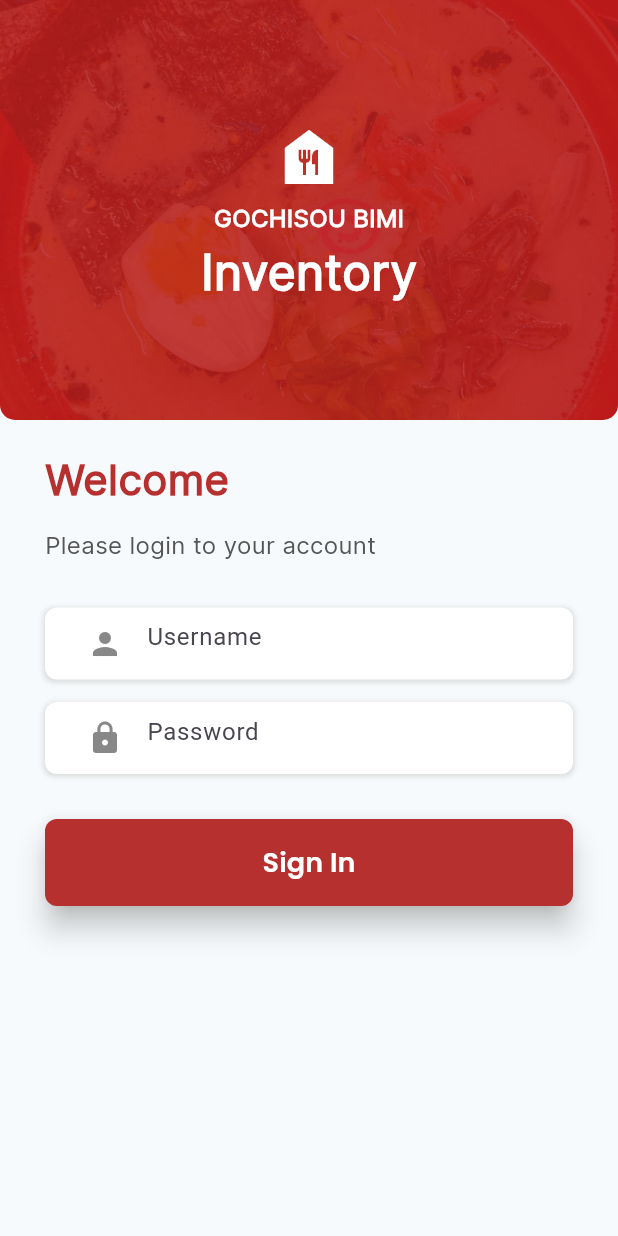
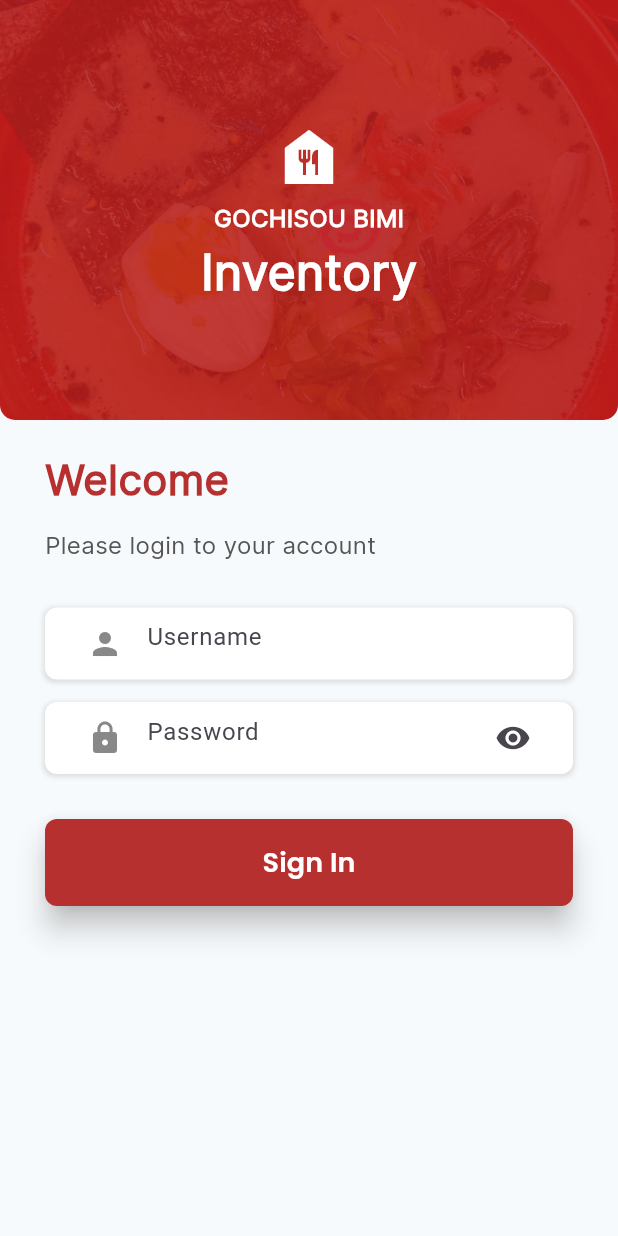
Before and after one commit to RON2814/inventory_project, a Flutter app: the screen it shows after launch, after a tap on "Sign In", on a phone screen of 412 x 824 dp. Run offline on Flutter 3.47's test engine with Material 3 defaults, Android fonts, the phone set to English and light mode, and no system bars; network calls fail.

Commit message:
login connected to database and some changes
-- please read the changes

```diff
--- /dev/null
+++ b/lib/database/account.dart
@@ -0,0 +1,27 @@
+import 'dart:convert';
+import 'package:http/http.dart' as http;
+
+class Account {
+  static const baseUri = "https://ims-nodejs-ron2814.onrender.com";
+  // static const localIpAdd = "192.168.1.10";
+  // static const baseUri = "http://$localIpAdd:3000";
+
+  Future<Map<String, dynamic>> login(String username, String password) async {
+    try {
+      final response = await http.post(
+        Uri.parse("$baseUri/login"),
+        headers: <String, String>{
+          'Content-Type': 'application/json; charset=UTF-8'
+        },
+        body: json.encode({'username': username, 'password': password}),
+      );
+      if (response.statusCode == 200) {
+        return json.decode(response.body);
+      } else {
+        return json.decode(response.body);
+      }
+    } catch (e) {
+      return {"error": e.toString()};
+    }
+  }
+}
--- a/lib/main.dart
+++ b/lib/main.dart
@@ -1,5 +1,4 @@
 import 'package:again_inventory_project/page/home.dart';
-import 'package:again_inventory_project/page/get_started.dart';
 import 'package:again_inventory_project/page/login.dart';
 import 'package:flutter/material.dart';
 
@@ -7,8 +6,24 @@ void main() {
   runApp(const MainApp());
 }
 
-class MainApp extends StatelessWidget {
+class MainApp extends StatefulWidget {
   const MainApp({super.key});
+
+  @override
+  State<MainApp> createState() => _MainAppState();
+}
+
+class _MainAppState extends State<MainApp> {
+  bool access = false;
+
+  void _onLoginPressed(bool validAcc) {
+    if (validAcc) {
+      setState(() {
+        access = true;
+      });
+    }
+    print(access);
+  }
 
   @override
   Widget build(BuildContext context) {
@@ -19,7 +34,7 @@ class MainApp extends StatelessWidget {
         useMaterial3: true,
         scaffoldBackgroundColor: Colors.grey.shade200,
       ),
-      home: Login(),
+      home: !access ? Login(onLoginClick: _onLoginPressed) : const Home(),
     );
   }
 }
--- a/lib/page/login.dart
+++ b/lib/page/login.dart
@@ -1,10 +1,68 @@
+import 'package:again_inventory_project/database/account.dart';
 import 'package:flutter/material.dart';
 
-class Login extends StatelessWidget {
+class Login extends StatefulWidget {
+  final Function(bool) onLoginClick;
+  const Login({super.key, required this.onLoginClick});
+
+  @override
+  State<Login> createState() => _LoginState();
+}
+
+class _LoginState extends State<Login> {
+  final Account account = Account();
+
+  final TextEditingController _usernameController = TextEditingController();
+  final TextEditingController _passwordController = TextEditingController();
+
+  bool isObscure = true;
+  bool access = false;
+
+  bool _isLoading = false;
+
+  void _togglePasswordVisibility() {
+    setState(() {
+      isObscure = !isObscure;
+    });
+  }
+
+  void _onLoginPressed(bool validAcc) {
+    if (validAcc) {
+      widget.onLoginClick(validAcc);
+    }
+  }
+
+  void _login() async {
+    setState(() {
+      _isLoading = true;
+    });
+
+    try {
+      Map<String, dynamic> result = await account.login(
+        _usernameController.text,
+        _passwordController.text,
+      );
+      print(result);
+      _onLoginPressed(result['access']);
+      showDialog(
+        context: context,
+        builder: (context) => AlertDialog(
+          content: Text("${result['request']}\n\nclick anywhere to continue."),
+        ),
+      );
+    } catch (e) {
+      print(e);
+    } finally {
+      setState(() {
+        _isLoading = false;
+      });
+    }
+  }
+
   @override
   Widget build(BuildContext context) {
     return Scaffold(
-      backgroundColor: Color(0xFFF7FAFC),
+      backgroundColor: const Color(0xFFF7FAFC),
       body: SingleChildScrollView(
         child: Column(
           crossAxisAlignment: CrossAxisAlignment.stretch,
@@ -22,24 +80,24 @@ Widget _buildHeader() {
       height: 280,
       decoration: BoxDecoration(
         image: DecorationImage(
-        image: AssetImage('lib/asset/images/bg.png'),
+          image: const AssetImage('lib/asset/images/bg.png'),
           fit: BoxFit.cover,
           colorFilter: ColorFilter.mode(
             Colors.red.withOpacity(0.8),
             BlendMode.darken,
           ),
         ),
-      borderRadius: BorderRadius.only(
+        borderRadius: const BorderRadius.only(
           bottomLeft: Radius.circular(10),
           bottomRight: Radius.circular(10),
         ),
       ),
-    child: Center(
+      child: const Center(
         child: Column(
           mainAxisAlignment: MainAxisAlignment.center,
           children: [
             Padding(
-            padding: const EdgeInsets.all(5.0),
+              padding: EdgeInsets.all(5.0),
               child: Icon(
                 Icons.food_bank,
                 size: 48,
@@ -47,7 +105,7 @@ Widget _buildHeader() {
               ),
             ),
             Padding(
-            padding: const EdgeInsets.symmetric(vertical: 1.0),
+              padding: EdgeInsets.symmetric(vertical: 1.0),
               child: Text(
                 'GOCHISOU BIMI',
                 style: TextStyle(
@@ -59,7 +117,7 @@ Widget _buildHeader() {
               ),
             ),
             Padding(
-            padding: const EdgeInsets.symmetric(vertical: 0),
+              padding: EdgeInsets.symmetric(vertical: 0),
               child: Text(
                 'Inventory',
                 style: TextStyle(
@@ -76,14 +134,13 @@ Widget _buildHeader() {
     );
   }
 
-
   Widget _buildLoginForm() {
     return Padding(
       padding: const EdgeInsets.symmetric(horizontal: 30.0, vertical: 20.0),
       child: Column(
         crossAxisAlignment: CrossAxisAlignment.stretch,
         children: [
-          Text(
+          const Text(
             'Welcome',
             style: TextStyle(
               fontFamily: 'Inter',
@@ -92,8 +149,8 @@ Widget _buildHeader() {
               color: Color(0xFFB73030),
             ),
           ),
-          SizedBox(height: 12),
-          Text(
+          const SizedBox(height: 12),
+          const Text(
             'Please login to your account',
             style: TextStyle(
               fontFamily: 'Inter',
@@ -102,22 +159,32 @@ Widget _buildHeader() {
               color: Color(0xFF555555),
             ),
           ),
-          SizedBox(height: 30),
-          _buildInputField('Username', Icons.person),
-          SizedBox(height: 15),
-          _buildInputField('Password', Icons.lock),
-          SizedBox(height: 30),
+          const SizedBox(height: 30),
+          _buildInputField('Username', Icons.person, _usernameController, false,
+              isObscure, _togglePasswordVisibility),
+          const SizedBox(height: 15),
+          _buildInputField('Password', Icons.lock, _passwordController, true,
+              isObscure, _togglePasswordVisibility),
+          const SizedBox(height: 30),
+          if (_isLoading)
+            Container(
+              height: 80,
+              color: Colors.black.withOpacity(0.5),
+              child: const Center(
+                child: CircularProgressIndicator(),
+              ),
+            ),
           ElevatedButton(
-            onPressed: () {},
+            onPressed: _login,
             style: ElevatedButton.styleFrom(
-              backgroundColor: Color(0xFFB73030),
+              backgroundColor: const Color(0xFFB73030),
               elevation: 8,
               shape: RoundedRectangleBorder(
                 borderRadius: BorderRadius.circular(8),
               ),
-              padding: EdgeInsets.symmetric(vertical: 16),
+              padding: const EdgeInsets.symmetric(vertical: 16),
             ),
-            child: Text(
+            child: const Text(
               'Sign In',
               style: TextStyle(
                 fontFamily: 'Poppins',
@@ -132,7 +199,13 @@ Widget _buildHeader() {
     );
   }
 
-  Widget _buildInputField(String label, IconData iconData) {
+  Widget _buildInputField(
+      String label,
+      IconData iconData,
+      TextEditingController controller,
+      bool isPwdField,
+      bool isObscure,
+      VoidCallback togglePasswordVisibility) {
     return Container(
       decoration: BoxDecoration(
         borderRadius: BorderRadius.circular(8),
@@ -142,20 +215,29 @@ Widget _buildHeader() {
             color: Colors.grey.withOpacity(0.3),
             spreadRadius: 1,
             blurRadius: 2,
-            offset: Offset(0, 1),
+            offset: const Offset(0, 1),
           ),
         ],
       ),
       child: Padding(
         padding: const EdgeInsets.symmetric(horizontal: 16.0),
         child: TextField(
+          obscureText: isPwdField ? isObscure : false,
+          controller: controller,
           decoration: InputDecoration(
             hintText: label,
             border: InputBorder.none,
             prefixIcon: Icon(
               iconData,
-              color: Color(0xFF888888),
+              color: const Color(0xFF888888),
             ),
+            suffixIcon: isPwdField
+                ? IconButton(
+                    onPressed: togglePasswordVisibility,
+                    icon: Icon(
+                        isObscure ? Icons.visibility : Icons.visibility_off),
+                  )
+                : null,
           ),
         ),
       ),
--- a/lib/page/products_page.dart
+++ b/lib/page/products_page.dart
@@ -77,7 +77,7 @@ class _ProductsPageState extends State<ProductsPage> {
 
           Expanded(
               child: FutureBuilder<List<dynamic>>(
-                  future: product.fetchRecentProduct(),
+                  future: product.fetchProduct(),
                   builder: (context, snapshot) {
                     if (snapshot.connectionState == ConnectionState.waiting) {
                       return const Center(child: CircularProgressIndicator());
--- a/lib/server/package.json
+++ b/lib/server/package.json
@@ -10,6 +10,8 @@
   "author": "",
   "license": "ISC",
   "dependencies": {
+    "bcrypt": "^5.1.1",
+    "body-parser": "^1.20.2",
     "cors": "^2.8.5",
     "dotenv": "^16.4.5",
     "express": "^4.19.2",
```
Also changed, not shown: lib/server/package-lock.json, 2 other files. Lines whose indentation alone changed are shown as unchanged.
